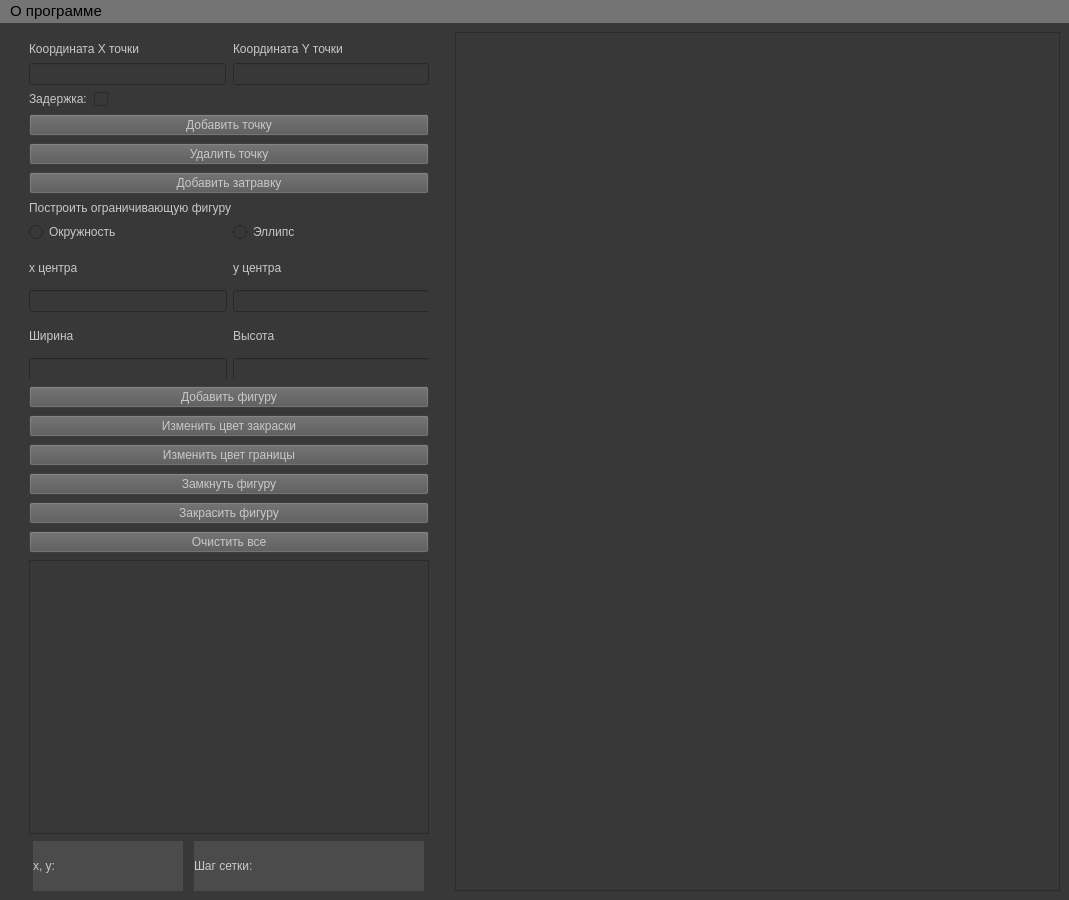
Before: the Qt Designer form lab_06/template.ui in NikolayL2sch/cg_bmstu, drawn with Qt 5.
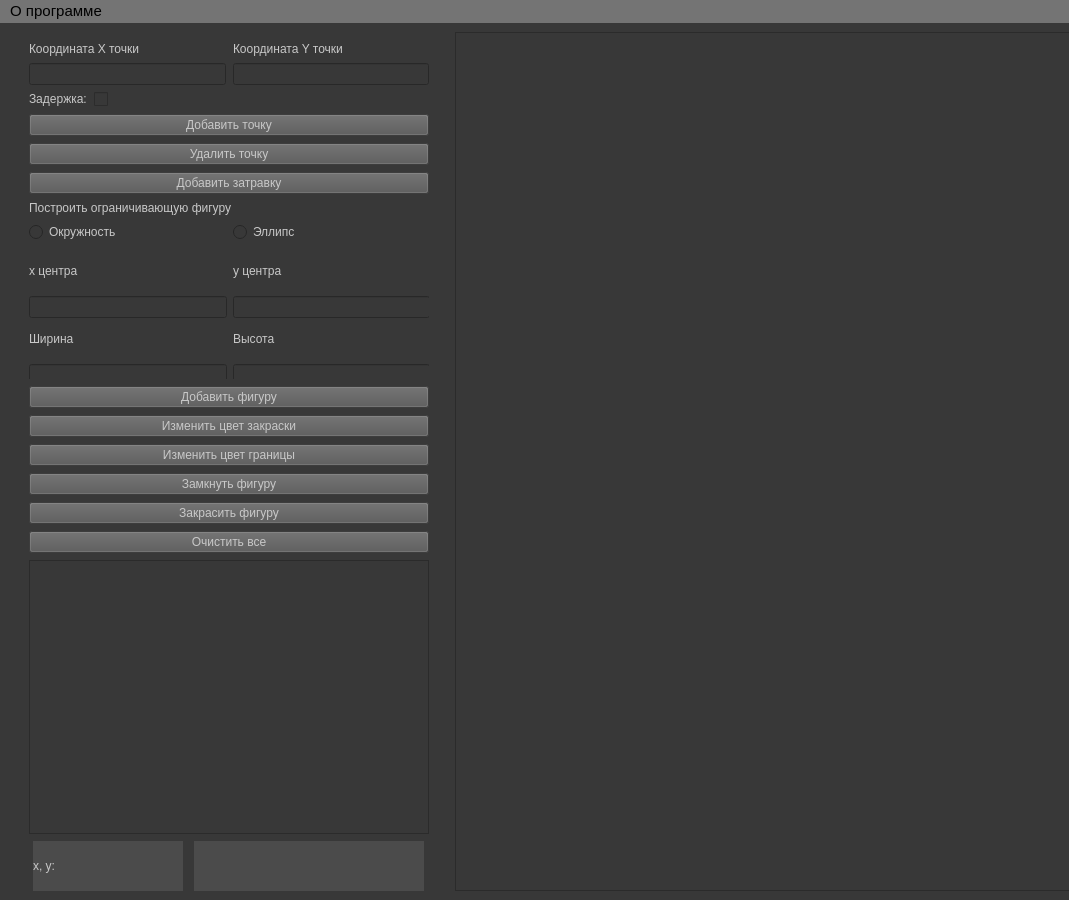
After: the same form once the commit is applied. The open tabs and pages were chosen to show the change.

```diff
--- a/lab_06/template.ui
+++ b/lab_06/template.ui
@@ -419,7 +419,7 @@
             <x>0</x>
             <y>2</y>
             <width>401</width>
-            <height>61</height>
+            <height>67</height>
            </rect>
           </property>
           <layout class="QHBoxLayout" name="horizontalLayout_8">
@@ -477,7 +477,7 @@
             <x>0</x>
             <y>70</y>
             <width>401</width>
-            <height>61</height>
+            <height>67</height>
            </rect>
           </property>
           <layout class="QHBoxLayout" name="horizontalLayout_9">
@@ -756,7 +756,7 @@
 background-color: rgb(75, 75, 75);</string>
           </property>
           <property name="text">
-           <string>Шаг сетки:</string>
+           <string/>
           </property>
          </widget>
         </item>
@@ -766,24 +766,12 @@
     </item>
     <item row="0" column="1">
      <widget class="QGraphicsView" name="graphicsView">
-      <property name="sizePolicy">
-       <sizepolicy hsizetype="Expanding" vsizetype="Expanding">
-        <horstretch>100</horstretch>
-        <verstretch>100</verstretch>
-       </sizepolicy>
-      </property>
       <property name="minimumSize">
        <size>
-        <width>600</width>
+        <width>630</width>
         <height>0</height>
        </size>
       </property>
-      <property name="maximumSize">
-       <size>
-        <width>1600</width>
-        <height>900</height>
-       </size>
-      </property>
      </widget>
     </item>
    </layout>
```
Left out of the diff: 2 changed lines with no effect on the pictures.
